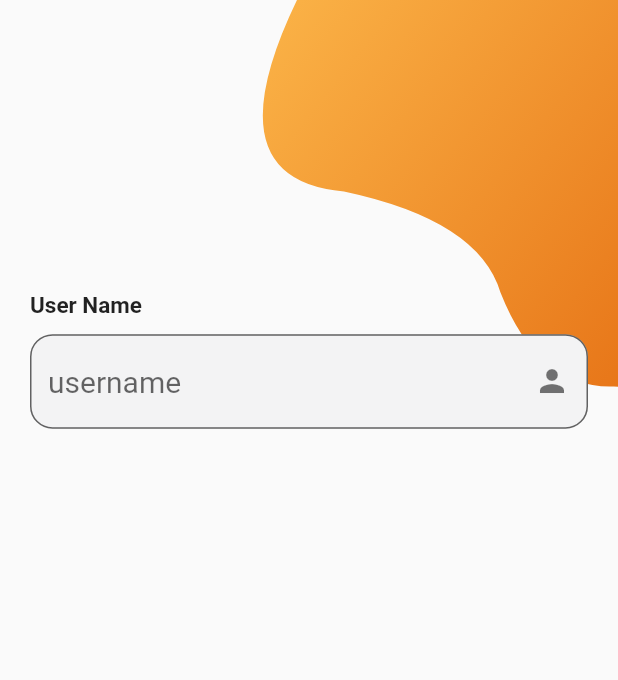
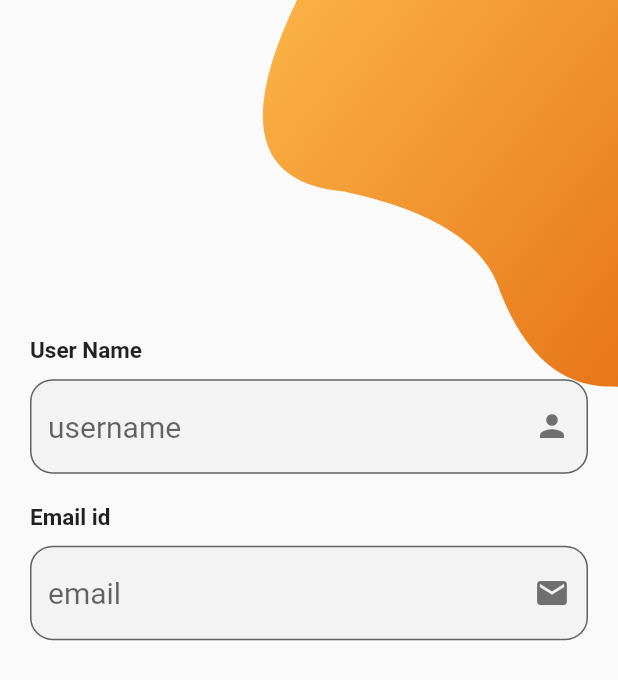
Before and after one commit to asamoah-fred/chat_app, a Flutter app: the SignUpPage screen opened directly, on a phone screen of 412 x 824 dp. Shown: the top 680 px of the screen. Run offline on Flutter 3.47's test engine with Material 2 defaults, Android fonts, the light colour scheme and no system bars.

Commit message:
Set Email TextField

```diff
--- a/lib/screens/signup_page.dart
+++ b/lib/screens/signup_page.dart
@@ -37,7 +37,7 @@ class _SignUpPageState extends State<SignUpPage> {
                     children: <Widget>[
                       SizedBox(height: height * .2),
                       SizedBox(
-                        height: 20,
+                        height: 50,
                       ),
                       Column(
                         children: <Widget>[
@@ -84,6 +84,49 @@ class _SignUpPageState extends State<SignUpPage> {
                               ],
                             ),
                           ),
+                          Container(
+                            margin: EdgeInsets.symmetric(
+                              vertical: 10,
+                            ),
+                            child: Column(
+                              crossAxisAlignment: CrossAxisAlignment.start,
+                              children: <Widget>[
+                                Text(
+                                  "Email id",
+                                  style: TextStyle(
+                                    fontWeight: FontWeight.bold,
+                                    fontSize: 15,
+                                  ),
+                                ),
+                                SizedBox(
+                                  height: 10,
+                                ),
+                                TextField(
+                                  style: TextStyle(
+                                    fontSize: 20,
+                                  ),
+                                  textAlign: TextAlign.start,
+                                  obscureText: false,
+                                  decoration: InputDecoration(
+                                    hintText: "email",
+                                    suffixIcon: Icon(
+                                      Icons.email,
+                                      color: Colors.black54,
+                                    ),
+                                    border: OutlineInputBorder(
+                                      borderRadius: BorderRadius.circular(
+                                        15,
+                                      ),
+                                    ),
+                                    fillColor: Color(
+                                      0xfff3f3f4,
+                                    ),
+                                    filled: true,
+                                  ),
+                                ),
+                              ],
+                            ),
+                          ),
                         ],
                       ),
                     ],
```
